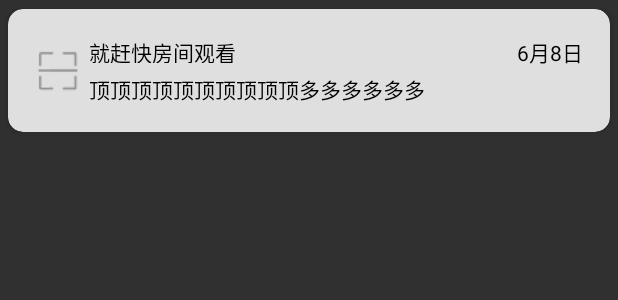
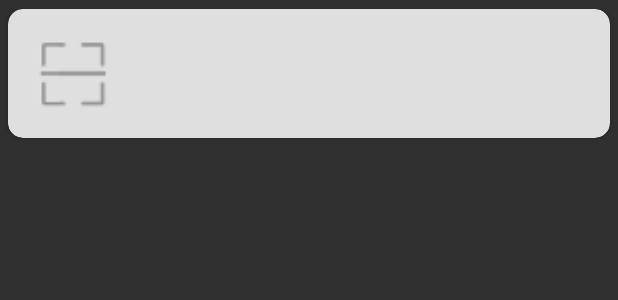
Before and after one commit to dugaolong/twodimensioncode, an Android app: the layout item_history.xml on its own in the app's theme, with its tools: preview values and no code run, on a phone screen of 412 x 824 dp. Shown: the top 300 px of the screen. Run offline under Robolectric (Android 15) with nearby library versions, the phone set to English and light mode, and no system bars.

Commit message:
长按删除

```diff
--- a/app/src/main/java/com/dgl/www/twodimensioncode/MainActivity.java
+++ b/app/src/main/java/com/dgl/www/twodimensioncode/MainActivity.java
@@ -45,7 +45,7 @@ import java.util.Map;
 @SuppressLint("NewApi")
 public class MainActivity extends ActivityGroup implements OnClickListener {
 
-    private RadioButton star;// star
+    private RadioButton star;// generate
     private RadioButton scan;// 扫描
     private RadioButton history;// history
     private RadioButton setting;// setting
--- a/app/src/main/res/layout/star.xml
+++ b/app/src/main/res/layout/generate.xml
@@ -23,6 +23,7 @@
 		android:id="@+id/editTextIn"
 		android:layout_width="match_parent"
 		android:padding="6dp"
+		android:hint="输入要生成二维码的信息"
 		android:layout_height="wrap_content"
 		android:gravity="left|center_vertical"
 		android:textColor="@color/blue"/>
--- a/app/src/main/res/layout/history_detail.xml
+++ b/app/src/main/res/layout/history_detail.xml
@@ -32,7 +32,7 @@
                 android:layout_width="wrap_content"
                 android:layout_height="wrap_content"
                 android:layout_centerVertical="true"
-                android:layout_marginLeft="24dp"
+                android:layout_marginLeft="30dp"
                 android:text="返回"
                 android:textColor="@color/white"
                 android:textSize="16sp"
--- a/app/src/main/res/layout/item_history.xml
+++ b/app/src/main/res/layout/item_history.xml
@@ -22,8 +22,8 @@
             <ImageView
                 android:id="@+id/iv"
                 android:layout_gravity="center_vertical"
-                android:layout_width="30dp"
-                android:layout_height="30dp"
+                android:layout_width="50dp"
+                android:layout_height="50dp"
                 android:scaleType="fitCenter"
                 android:src="@drawable/scan"
                 android:layout_marginRight="6dp"/>
@@ -44,7 +44,7 @@
                         android:layout_height="match_parent"
                         android:gravity="left"
                         android:layout_marginBottom="3dp"
-                        android:text="就赶快房间观看"
+                        android:text=""
                         android:textColor="@color/black" />
                     <TextView
                         android:id="@+id/id_time"
@@ -52,7 +52,7 @@
                         android:layout_height="wrap_content"
                         android:layout_weight="1"
                         android:gravity="right"
-                        android:text="6月8日"
+                        android:text=""
                         android:textColor="@color/black" />
 
                 </LinearLayout>
@@ -63,7 +63,7 @@
                     android:layout_width="match_parent"
                     android:layout_height="match_parent"
                     android:gravity="left"
-                    android:text="顶顶顶顶顶顶顶顶顶顶多多多多多多"
+                    android:text=""
                     android:textColor="@color/black" />
 
 
```
Also changed, not shown: app/src/main/java/com/dgl/www/twodimensioncode/ui/GenerateActivity.java (+5 -2 lines), app/src/main/java/com/dgl/www/twodimensioncode/ui/HistoryActivity.java (+34 -7 lines), app/src/main/java/com/dgl/www/twodimensioncode/ui/HistoryAdapter.java (+27 -1 lines).
